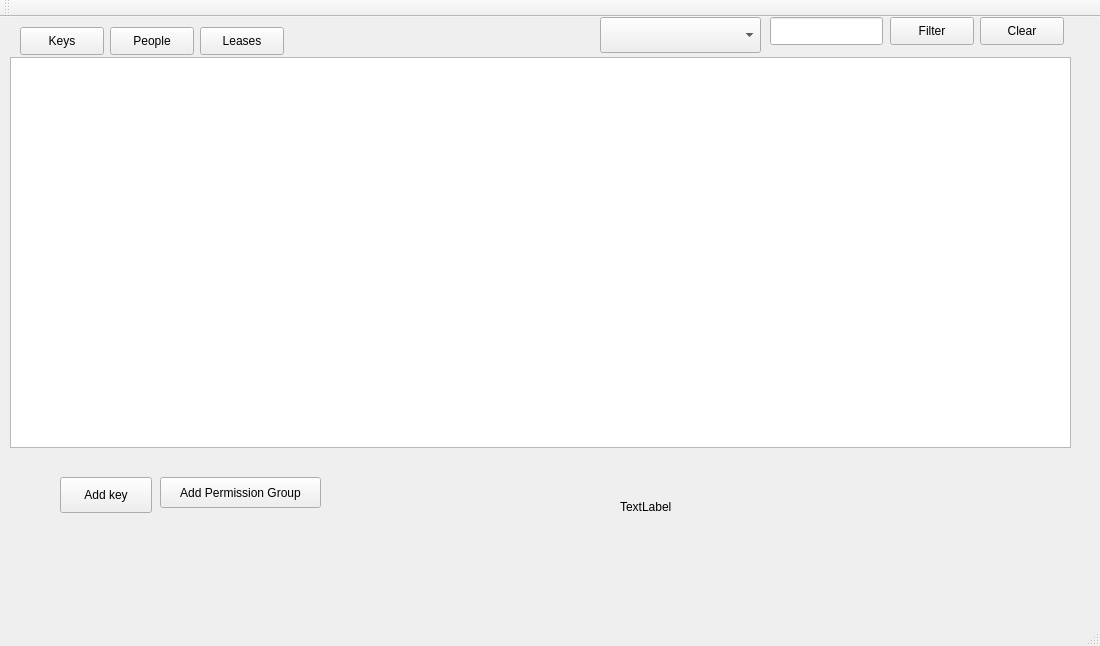
Old version of the form mainwindow.ui in the repository kieranmckenzie/teamworking_key_management_app.
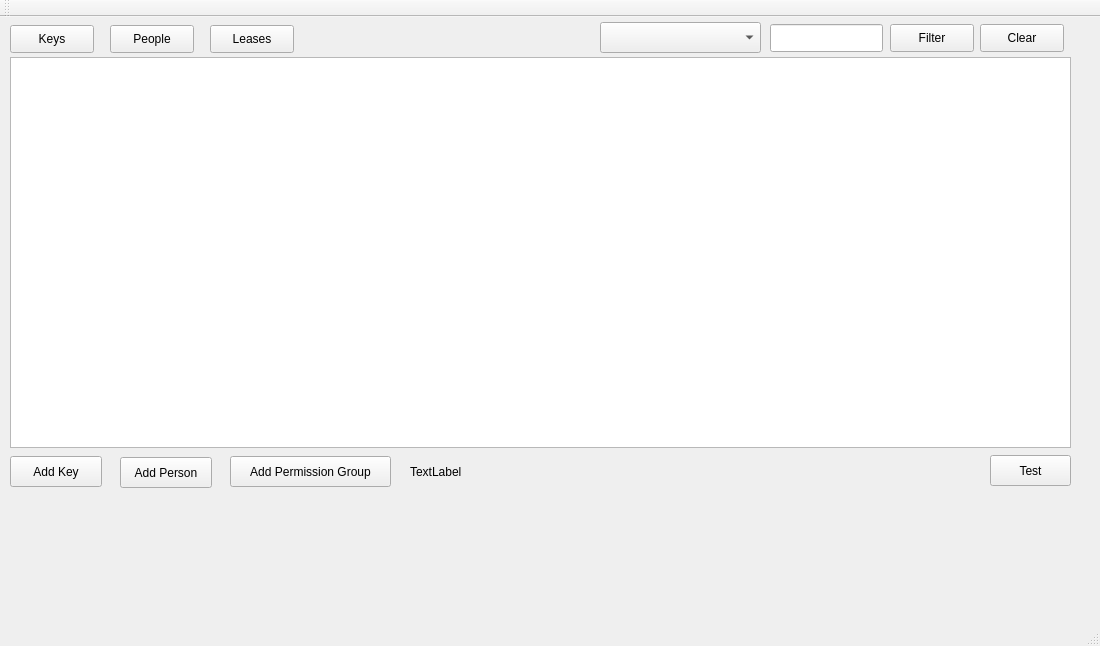
New version of the form.

Patch:
```diff
--- a/mainwindow.ui
+++ b/mainwindow.ui
@@ -18,9 +18,9 @@
     <property name="geometry">
      <rect>
       <x>600</x>
-      <y>0</y>
+      <y>5</y>
       <width>161</width>
-      <height>36</height>
+      <height>31</height>
      </rect>
     </property>
     <property name="maximumSize">
@@ -33,23 +33,23 @@
    <widget class="QPushButton" name="main_pushButton">
     <property name="geometry">
      <rect>
-      <x>60</x>
-      <y>460</y>
+      <x>10</x>
+      <y>439</y>
       <width>92</width>
-      <height>36</height>
+      <height>31</height>
      </rect>
     </property>
     <property name="text">
-     <string>Add key</string>
+     <string>Add Key</string>
     </property>
    </widget>
    <widget class="QLabel" name="main_result_count_label">
     <property name="geometry">
      <rect>
-      <x>620</x>
-      <y>480</y>
+      <x>410</x>
+      <y>439</y>
       <width>63</width>
-      <height>20</height>
+      <height>31</height>
      </rect>
     </property>
     <property name="text">
@@ -69,8 +69,8 @@
    <widget class="QPushButton" name="main_addPermissionGroup">
     <property name="geometry">
      <rect>
-      <x>160</x>
-      <y>460</y>
+      <x>230</x>
+      <y>439</y>
       <width>161</width>
       <height>31</height>
      </rect>
@@ -83,7 +83,7 @@
     <property name="geometry">
      <rect>
       <x>890</x>
-      <y>0</y>
+      <y>7</y>
       <width>84</width>
       <height>28</height>
      </rect>
@@ -96,7 +96,7 @@
     <property name="geometry">
      <rect>
       <x>770</x>
-      <y>0</y>
+      <y>7</y>
       <width>113</width>
       <height>28</height>
      </rect>
@@ -106,7 +106,7 @@
     <property name="geometry">
      <rect>
       <x>980</x>
-      <y>0</y>
+      <y>7</y>
       <width>84</width>
       <height>28</height>
      </rect>
@@ -118,8 +118,8 @@
    <widget class="QPushButton" name="main_keysButton">
     <property name="geometry">
      <rect>
-      <x>20</x>
-      <y>10</y>
+      <x>10</x>
+      <y>8</y>
       <width>84</width>
       <height>28</height>
      </rect>
@@ -132,11 +132,14 @@
     <property name="geometry">
      <rect>
       <x>110</x>
-      <y>10</y>
+      <y>8</y>
       <width>84</width>
       <height>28</height>
      </rect>
     </property>
+    <property name="autoFillBackground">
+     <bool>false</bool>
+    </property>
     <property name="text">
      <string>People</string>
     </property>
@@ -144,8 +147,8 @@
    <widget class="QPushButton" name="main_leaseButton">
     <property name="geometry">
      <rect>
-      <x>200</x>
-      <y>10</y>
+      <x>210</x>
+      <y>8</y>
       <width>84</width>
       <height>28</height>
      </rect>
@@ -154,6 +157,32 @@
      <string>Leases</string>
     </property>
    </widget>
+   <widget class="QPushButton" name="main_test">
+    <property name="geometry">
+     <rect>
+      <x>990</x>
+      <y>438</y>
+      <width>81</width>
+      <height>31</height>
+     </rect>
+    </property>
+    <property name="text">
+     <string>Test</string>
+    </property>
+   </widget>
+   <widget class="QPushButton" name="main_pushButton_2">
+    <property name="geometry">
+     <rect>
+      <x>120</x>
+      <y>440</y>
+      <width>92</width>
+      <height>31</height>
+     </rect>
+    </property>
+    <property name="text">
+     <string>Add Person</string>
+    </property>
+   </widget>
   </widget>
   <widget class="QMenuBar" name="menuBar">
    <property name="geometry">
```
Left out of the diff: 2 changed lines with no effect on the pictures.
